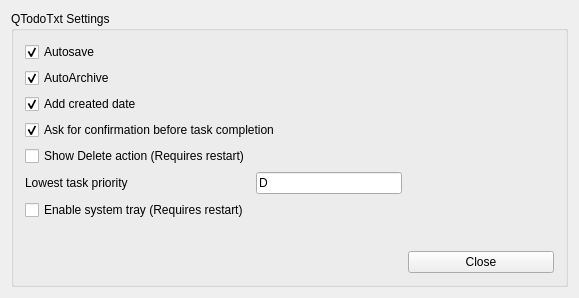
Qt form qtodotxt/ui/dialogs/settingsui.ui (QTodoTxt/QTodoTxt) before a commit.
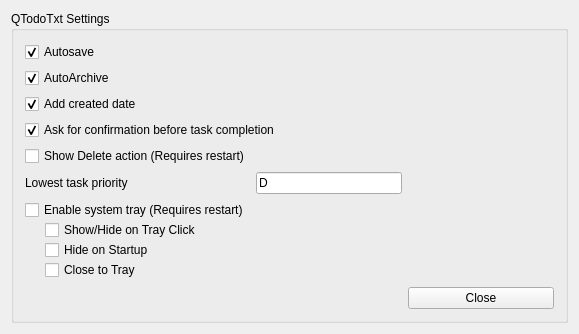
The same form after that commit.

Commit message: add options to preferences/settings dialog

Patch:
```diff
--- a/qtodotxt/ui/dialogs/settingsui.ui
+++ b/qtodotxt/ui/dialogs/settingsui.ui
@@ -7,7 +7,7 @@
     <x>0</x>
     <y>0</y>
     <width>579</width>
-    <height>298</height>
+    <height>334</height>
    </rect>
   </property>
   <property name="windowTitle">
@@ -74,13 +74,6 @@
         </property>
        </widget>
       </item>
-      <item row="6" column="0">
-       <widget class="QCheckBox" name="trayCheckBox">
-        <property name="text">
-         <string>Enable system tray (Requires restart)</string>
-        </property>
-       </widget>
-      </item>
       <item row="5" column="1">
        <widget class="QLineEdit" name="lowestPriorityLineEdit">
         <property name="sizePolicy">
@@ -100,19 +93,6 @@
         </property>
        </widget>
       </item>
-      <item row="8" column="2">
-       <spacer name="verticalSpacer">
-        <property name="orientation">
-         <enum>Qt::Vertical</enum>
-        </property>
-        <property name="sizeHint" stdset="0">
-         <size>
-          <width>20</width>
-          <height>80</height>
-         </size>
-        </property>
-       </spacer>
-      </item>
       <item row="4" column="0">
        <widget class="QCheckBox" name="deleteActionCheckBox">
         <property name="text">
@@ -120,6 +100,72 @@
         </property>
        </widget>
       </item>
+      <item row="6" column="0" rowspan="3">
+       <layout class="QVBoxLayout" name="trayOptionsVerticalLayout">
+        <property name="spacing">
+         <number>0</number>
+        </property>
+        <property name="leftMargin">
+         <number>0</number>
+        </property>
+        <property name="topMargin">
+         <number>0</number>
+        </property>
+        <property name="rightMargin">
+         <number>0</number>
+        </property>
+        <property name="bottomMargin">
+         <number>0</number>
+        </property>
+        <item>
+         <widget class="QCheckBox" name="trayCheckBox">
+          <property name="text">
+           <string>Enable system tray (Requires restart)</string>
+          </property>
+         </widget>
+        </item>
+        <item>
+         <layout class="QVBoxLayout" name="traySubOptionsVerticalLayout">
+          <property name="spacing">
+           <number>0</number>
+          </property>
+          <property name="leftMargin">
+           <number>20</number>
+          </property>
+          <property name="topMargin">
+           <number>0</number>
+          </property>
+          <property name="rightMargin">
+           <number>0</number>
+          </property>
+          <property name="bottomMargin">
+           <number>0</number>
+          </property>
+          <item>
+           <widget class="QCheckBox" name="hideToTrayCheckBox">
+            <property name="text">
+             <string>Show/Hide on Tray Click</string>
+            </property>
+           </widget>
+          </item>
+          <item>
+           <widget class="QCheckBox" name="hideOnStartupCheckBox">
+            <property name="text">
+             <string>Hide on Startup</string>
+            </property>
+           </widget>
+          </item>
+          <item>
+           <widget class="QCheckBox" name="closeToTrayCheckBox">
+            <property name="text">
+             <string>Close to Tray</string>
+            </property>
+           </widget>
+          </item>
+         </layout>
+        </item>
+       </layout>
+      </item>
      </layout>
     </widget>
    </item>
```
The commit also changes 2 other files.
